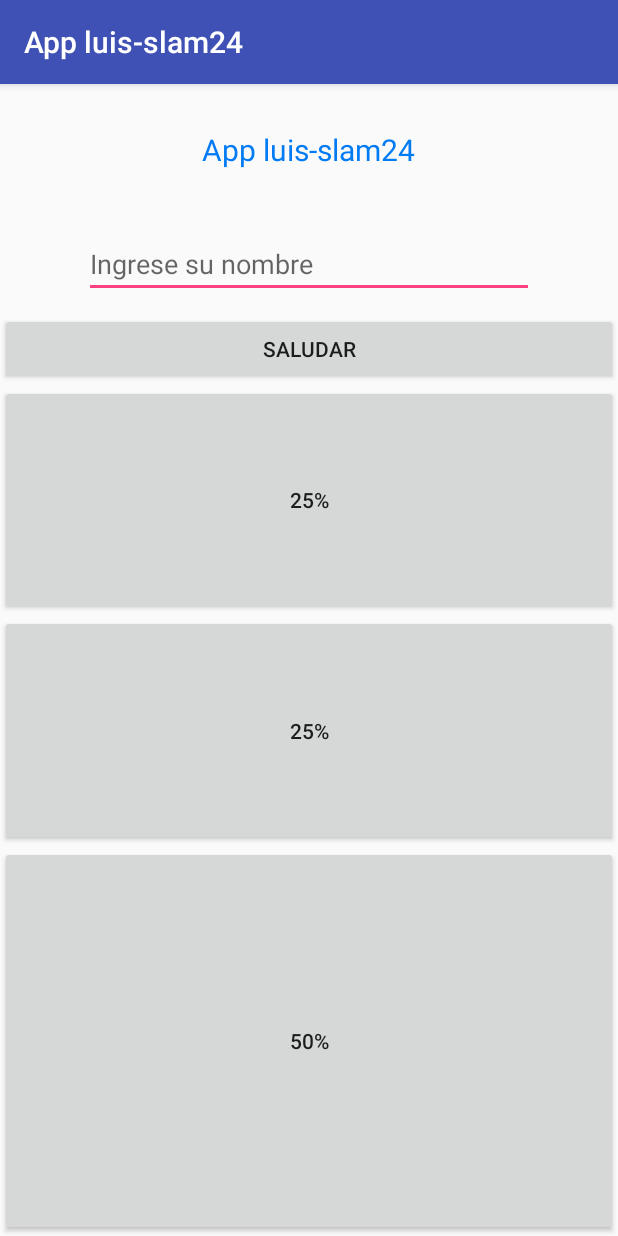
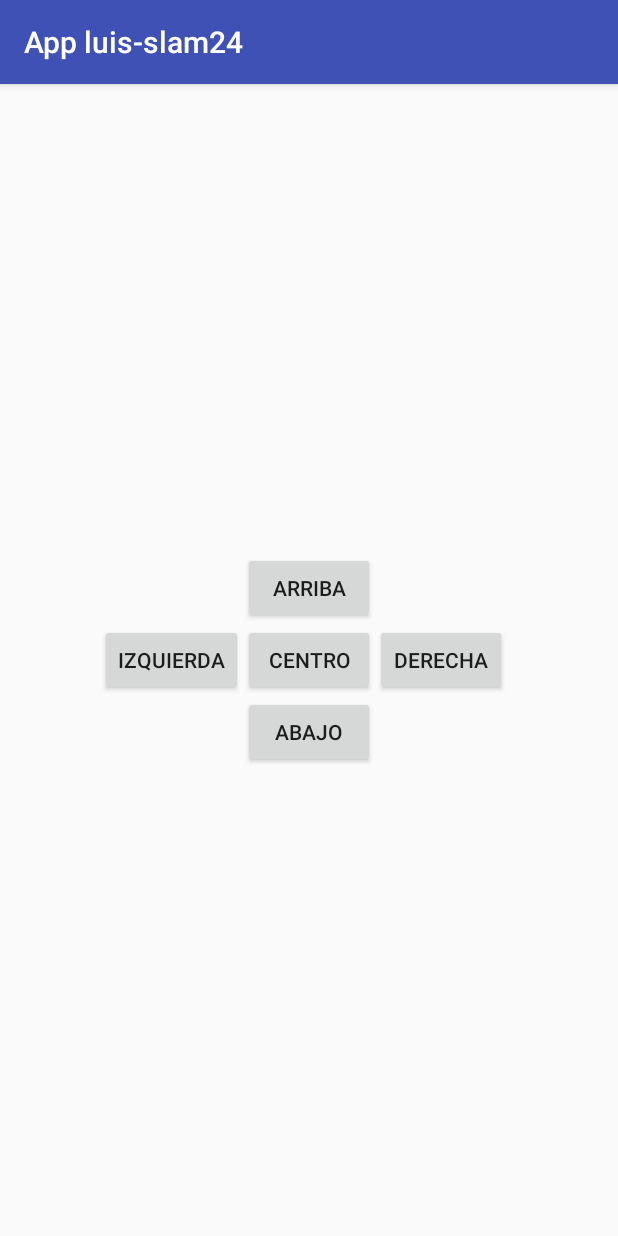
Before and after one commit to dehors/android-SmartGeeks, an Android app: the screen it shows after launch (MainActivity), on a phone screen of 412 x 824 dp. Run offline under Robolectric (Android 15) with nearby library versions, the phone set to English and light mode, and no system bars.

Commit message:
feat: RelativeLayout

```diff
--- a/app/src/main/res/layout/activity_main.xml
+++ b/app/src/main/res/layout/activity_main.xml
@@ -1,5 +1,4 @@
-<LinearLayout
-    xmlns:android="http://schemas.android.com/apk/res/android"
+<!--<LinearLayout
     xmlns:tools="http://schemas.android.com/tools"
     android:layout_width="match_parent"
     android:layout_height="match_parent"
@@ -44,4 +43,46 @@
         android:layout_weight="2"
         android:text="50%"/>
 
-</LinearLayout>
+</LinearLayout>-->
+<RelativeLayout
+    android:layout_width="match_parent"
+    android:layout_height="match_parent"
+    xmlns:android="http://schemas.android.com/apk/res/android"
+    >
+    <Button
+        android:layout_width="wrap_content"
+        android:layout_height="wrap_content"
+        android:text="Arriba"
+        android:layout_centerHorizontal="true"
+        android:id="@+id/btncentrohorizontalarriba"
+        android:layout_above="@+id/btncentrocentrocentro"/>
+    <Button
+        android:layout_width="wrap_content"
+        android:layout_height="wrap_content"
+        android:text="Abajo"
+        android:layout_centerHorizontal="true"
+        android:id="@+id/btncentrohorizontalabajo"
+        android:layout_below="@+id/btncentrocentrocentro"/>
+    <Button
+        android:layout_width="wrap_content"
+        android:layout_height="wrap_content"
+        android:text="Derecha"
+        android:layout_centerHorizontal="true"
+        android:id="@+id/btncentrohorizontalderecha"
+        android:layout_toRightOf="@+id/btncentrocentrocentro"
+        android:layout_alignBaseline="@+id/btncentrocentrocentro"/>
+    <Button
+        android:layout_width="wrap_content"
+        android:layout_height="wrap_content"
+        android:text="Izquierda"
+        android:layout_centerHorizontal="true"
+        android:id="@+id/btncentrohorizontalizquierda"
+        android:layout_toLeftOf="@+id/btncentrocentrocentro"
+        android:layout_alignBaseline="@+id/btncentrocentrocentro"/>
+    <Button
+        android:layout_width="wrap_content"
+        android:layout_height="wrap_content"
+        android:text="Centro"
+        android:layout_centerInParent="true"
+        android:id="@+id/btncentrocentrocentro"/>
+</RelativeLayout>
```
